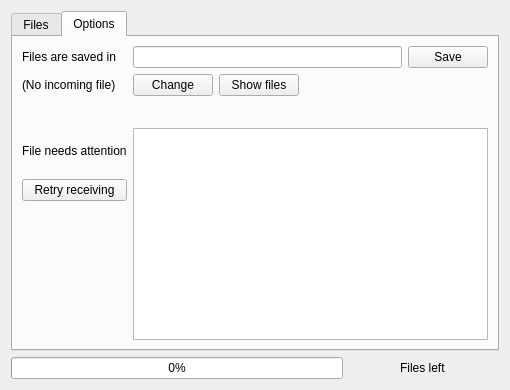
Before: the Qt Designer form src/ui/ShowTransferDialog.ui in trebleshot/desktop, drawn with Qt 5.
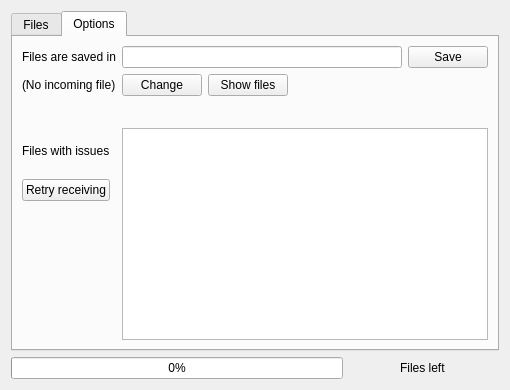
After: the same form once the commit is applied. The open tabs and pages were chosen to show the change.

Patch:
```diff
--- a/src/ui/ShowTransferDialog.ui
+++ b/src/ui/ShowTransferDialog.ui
@@ -157,7 +157,7 @@
          <item>
           <widget class="QLabel" name="errorsText">
            <property name="text">
-            <string>File needs attention</string>
+            <string>Files with issues</string>
            </property>
           </widget>
          </item>
```
